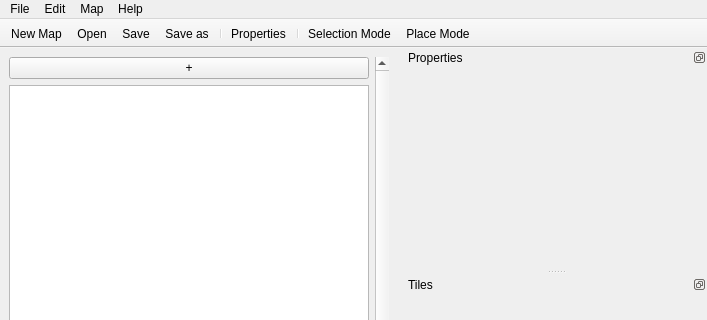
This is roadr_editor/main.ui in Xalageus/roadr-editor as Qt 5 draws it before an edit; both pictures show x 0 to 707 and y 0 to 320 of the 707 by 635 pixel window. The edited form follows.
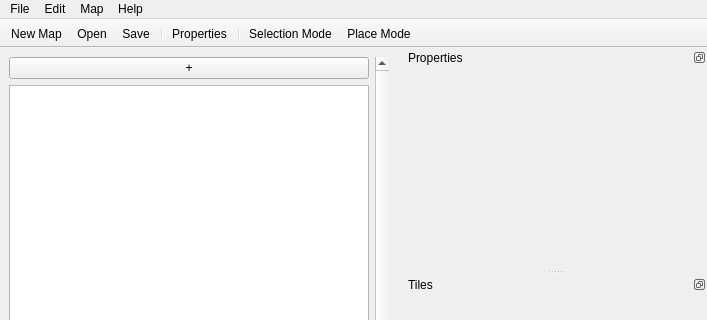
This is the edited form. Custom widgets are drawn as their Qt base class.

Commit message: Move about qt and remove save as in toolbar

Diff of the .ui file:
```diff
--- a/roadr_editor/main.ui
+++ b/roadr_editor/main.ui
@@ -165,7 +165,6 @@
    <addaction name="actionNew"/>
    <addaction name="actionOpen"/>
    <addaction name="actionSave"/>
-   <addaction name="actionSave_as"/>
    <addaction name="separator"/>
    <addaction name="actionProperties"/>
    <addaction name="separator"/>
```
Left out of the diff: 2 changed lines with no effect on the pictures.
